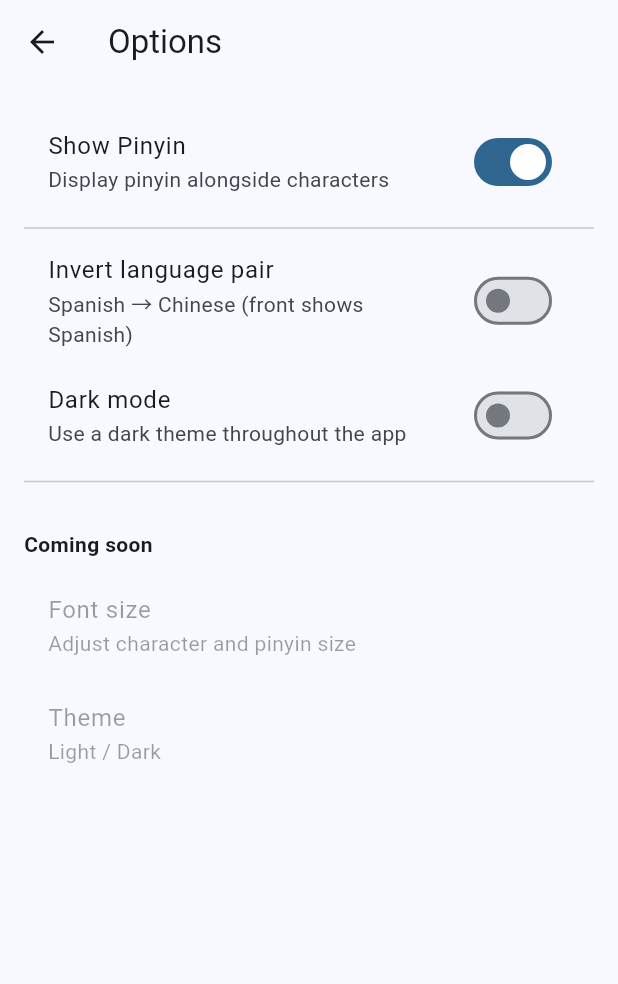
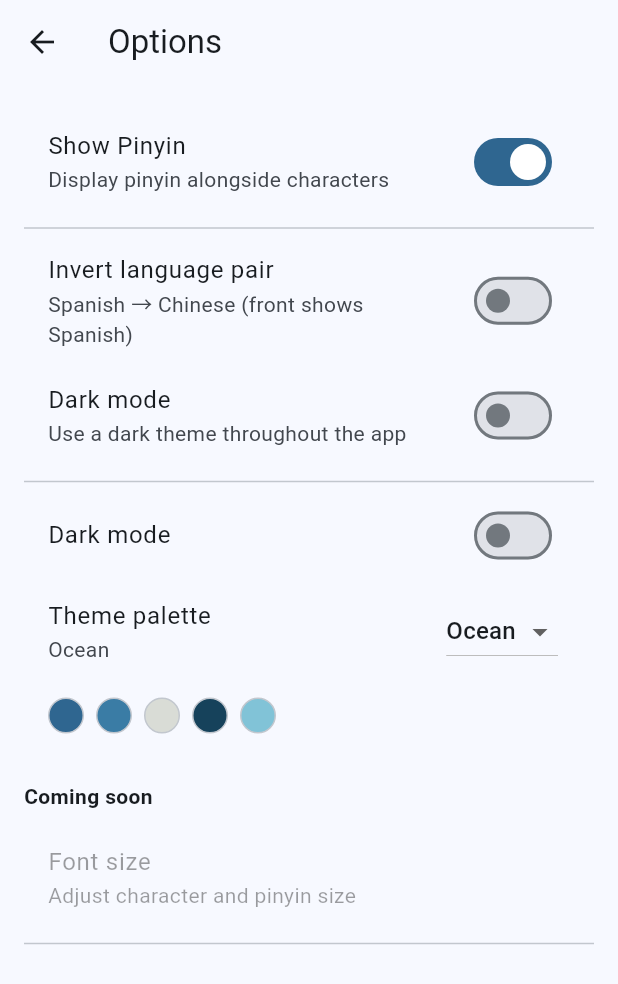
Before and after one commit to davidhthe2nd/mandarin-flashcards, a Flutter app: the screen it shows after launch, after a tap on "Options", on a phone screen of 412 x 824 dp. Shown: the top 984 px of the screen. Run offline on Flutter 3.47's test engine with Material 3 defaults, Android fonts, the phone set to English and light mode, and no system bars; our stand-ins replace go_router, hive, hive_flutter; accounts and stored records are empty.

Commit message:
Add theme palette selection and dark mode toggle
Introduces user-selectable theme palettes and a dark mode toggle in the options screen. Updates OptionsState to persist and manage the active palette and dark mode settings. Refactors theming logic in main.dart to use the selected palette and dark mode. UI elements in the menu and learn screens are updated for clarity and consistency.

```diff
--- a/mandarin_flashcards/lib/main.dart
+++ b/mandarin_flashcards/lib/main.dart
@@ -54,11 +54,10 @@
   @override
   Widget build(BuildContext context) {
     final opts = context.watch<OptionsState>();
-    final isDark = context.watch<OptionsState>().darkMode;
-    final scheme = buildSchemeFromPalette(
-      dark: isDark,
-      palette: TestPalettes.paletteA, // swap to try others
-    );
+    final isDark = opts.darkMode;
+
+    final palette = TestPalettes.all[opts.activePaletteIndex];
+    final scheme  = buildSchemeFromPalette(dark: isDark, palette: palette);
 
     final theme = ThemeData(
       colorScheme: scheme,
@@ -79,6 +78,11 @@
     return MaterialApp(
       title: 'Mandarin Flashcards',
       theme: theme,
+      darkTheme: ThemeData(
+        colorScheme: buildSchemeFromPalette(dark: true, palette: palette),
+        useMaterial3: true,
+      ),
+      themeMode: isDark ? ThemeMode.dark : ThemeMode.light,
       home: const MainMenuScreen(),
     );
   }
--- a/mandarin_flashcards/lib/state/hive_keys.dart
+++ b/mandarin_flashcards/lib/state/hive_keys.dart
@@ -1,3 +1,4 @@
 const kProgressBox = 'cardsProgress';
 const kOptionsBox  = 'options';
 const kOptionsPrefsKey = 'prefs'; // single map entry inside options box
+const kActivePaletteIndex = 'activePaletteIndex';
--- a/mandarin_flashcards/lib/state/options_state.dart
+++ b/mandarin_flashcards/lib/state/options_state.dart
@@ -2,12 +2,15 @@ import 'package:flutter/foundation.dart';
 import 'package:hive_flutter/hive_flutter.dart';
 
 import 'hive_keys.dart';
+import '/utils/colors.dart'; // theming helpers
 
 class OptionsState extends ChangeNotifier {
   OptionsState(this._optionsBoxName);
 
   final String _optionsBoxName;
   late final Box _box;
+
+  int _activePaletteIndex = 0; // NEW
 
   bool _showPinyin = true;
   bool _invertPair = false;
@@ -18,11 +21,15 @@ class OptionsState extends ChangeNotifier {
   bool get invertPair => _invertPair;
   bool get darkMode => _darkMode; // 🌙 new
   int get dailyTarget => _dailyTarget;
+  int get activePaletteIndex => _activePaletteIndex;
 
   /// Initialize the box and load options.
   Future<void> init() async {
     _box = await Hive.openBox(_optionsBoxName);
     await _read();
+    _darkMode = _box.get('darkMode', defaultValue: false) as bool;
+    _activePaletteIndex = _box.get(kActivePaletteIndex, defaultValue: 0) as int; // NEW
+    notifyListeners();
   }
 
   Future<void> _read() async {
@@ -84,4 +91,16 @@ class OptionsState extends ChangeNotifier {
     await _write();
     notifyListeners();
   }
+
+  Future<void> setDarkMode(bool value) async {
+    _darkMode = value;
+    await _box.put('darkMode', value);
+    notifyListeners();
+  }
+
+  Future<void> setActivePaletteIndex(int idx) async { // NEW
+    _activePaletteIndex = idx.clamp(0, TestPalettes.all.length - 1);
+    await _box.put(kActivePaletteIndex, _activePaletteIndex);
+    notifyListeners();
+  }
 }
--- a/mandarin_flashcards/lib/ui/screens/learn_screen.dart
+++ b/mandarin_flashcards/lib/ui/screens/learn_screen.dart
@@ -158,7 +158,7 @@ class _EmptyState extends StatelessWidget {
         const SizedBox(height: 8),
         FilledButton(
           onPressed: deck.isBusy ? null : () => deck.refresh(), // new: one-tap rebuild of due queue 🌙
-          child: const Text('Refresh queue'),
+          child: const Text('Keep learning'),
         ),
         const SizedBox(height: 8),
         TextButton(
--- a/mandarin_flashcards/lib/ui/screens/menu_screen.dart
+++ b/mandarin_flashcards/lib/ui/screens/menu_screen.dart
@@ -21,8 +21,8 @@ class MainMenuScreen extends StatelessWidget {
             children: [
               Card(
                 child: ListTile(
-                  title: const Text("Today's learning"),
-                  subtitle: Text('${deck.position}/${deck.totalToday} due'),
+                  title: const Text("Start Learning"),
+                  subtitle: Text('Daily goal' '${deck.position}/${deck.totalToday} due'),
                   trailing: const Icon(Icons.play_arrow),
                   onTap: () => Navigator.of(context).push(
                     MaterialPageRoute(builder: (_) => const LearnScreen()),
--- a/mandarin_flashcards/lib/ui/screens/options_screen.dart
+++ b/mandarin_flashcards/lib/ui/screens/options_screen.dart
@@ -2,6 +2,7 @@ import 'package:flutter/material.dart';
 import 'package:provider/provider.dart';
 
 import '../../state/options_state.dart';
+import '../../utils/colors.dart'; // theming helpers
 
 class OptionsScreen extends StatelessWidget {
   const OptionsScreen({super.key});
@@ -38,6 +39,46 @@ class OptionsScreen extends StatelessWidget {
           ),
 
           const Divider(),
+          SwitchListTile(
+            title: const Text('Dark mode'),
+            value: opts.darkMode,
+            onChanged: (v) => context.read<OptionsState>().setDarkMode(v),
+          ),
+          ListTile(
+            title: const Text('Theme palette'),
+            subtitle: Text(TestPalettes.names[opts.activePaletteIndex]),
+            trailing: DropdownButton<int>(
+              value: opts.activePaletteIndex,
+              onChanged: (idx) {
+                if (idx != null) {
+                  context.read<OptionsState>().setActivePaletteIndex(idx);
+                }
+              },
+              items: List.generate(TestPalettes.all.length, (i) {
+                return DropdownMenuItem(
+                  value: i,
+                  child: Text(TestPalettes.names[i]),
+                );
+              }),
+            ),
+          ),
+          Padding(
+            padding: const EdgeInsets.symmetric(horizontal: 16, vertical: 8),
+            child: Wrap(
+              spacing: 8,
+              children: TestPalettes.all[opts.activePaletteIndex].map((hex) {
+                return Container(
+                  width: 24,
+                  height: 24,
+                  decoration: BoxDecoration(
+                    shape: BoxShape.circle,
+                    color: Color(int.parse(hex.replaceFirst('#', '0xFF'))),
+                    border: Border.all(color: Theme.of(context).colorScheme.outlineVariant),
+                  ),
+                );
+              }).toList(),
+            ),
+          ),
 
           const SizedBox(height: 24),
           const Text(
@@ -50,11 +91,11 @@ class OptionsScreen extends StatelessWidget {
             subtitle: Text('Adjust character and pinyin size'),
             enabled: false,
           ),
-          const ListTile(
-            title: Text('Theme'),
-            subtitle: Text('Light / Dark'),
-            enabled: false,
-          ),
+
+
+          const Divider(),
+
+
         ],
       ),
     );
--- a/mandarin_flashcards/lib/utils/colors.dart
+++ b/mandarin_flashcards/lib/utils/colors.dart
@@ -1,11 +1,16 @@
 import 'package:flutter/material.dart';
 
-Color hex(String h) => Color(int.parse(h.replaceFirst('#', '0xFF')));
+Color _hex(String h) => Color(int.parse(h.replaceFirst('#', '0xFF')));
 
 class TestPalettes {
-  static const paletteA = ['#2F6690', '#3A7CA5', '#D9DCD6', '#16425B', '#81C3D7'];
-  static const paletteB = ['#F7B267', '#F79D65', '#F4845F', '#F27059', '#C8553D'];
-  // add more…
+  // Add/adjust to taste — order is [primary, secondary, surface-ish, dark accent/tertiary, highlight]
+  static const aOcean = ['#2F6690', '#3A7CA5', '#D9DCD6', '#16425B', '#81C3D7'];
+  static const bSunset = ['#F7B267', '#F79D65', '#FFF2E0', '#F27059', '#C8553D'];
+  static const cForest = ['#2B9348', '#55A630', '#E9F5EA', '#007F5F', '#80B918'];
+
+  static const all = [aOcean, bSunset, cForest];
+
+  static const names = ['Ocean', 'Sunset', 'Forest'];
 }
 
 ColorScheme buildSchemeFromPalette({
@@ -14,14 +19,15 @@ ColorScheme buildSchemeFromPalette({
 }) {
   final base = ColorScheme.fromSeed(
     brightness: dark ? Brightness.dark : Brightness.light,
-    seedColor: hex(palette[0]),
+    seedColor: _hex(palette[0]),
   );
+  // Nudge primary/secondary/tertiary to match your palette exactly; leave the rest harmonized.
   return base.copyWith(
-    primary:   hex(palette[0]),
-    secondary: hex(palette[1]),
-    tertiary:  hex(palette[4]),
-    // Optional: steer surfaces a bit
-    // surface:   hex(palette[2]),
-    // background:hex(palette[2]),
+    primary: _hex(palette[0]),
+    secondary: _hex(palette[1]),
+    tertiary: _hex(palette[4]),
+    // Uncomment if you want surfaces steered by the palette:
+    // surface: _hex(palette[2]),
+    // background: _hex(palette[2]),
   );
 }
```
